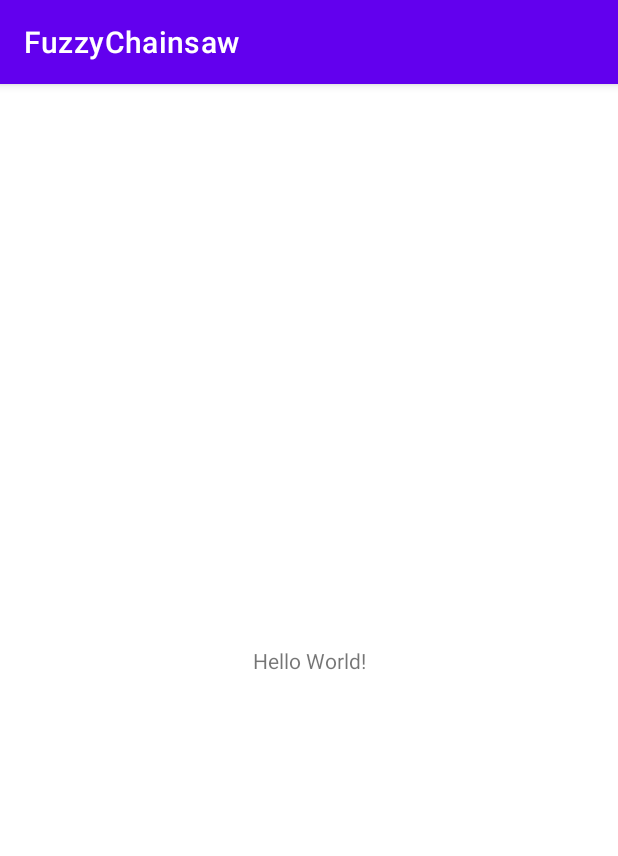
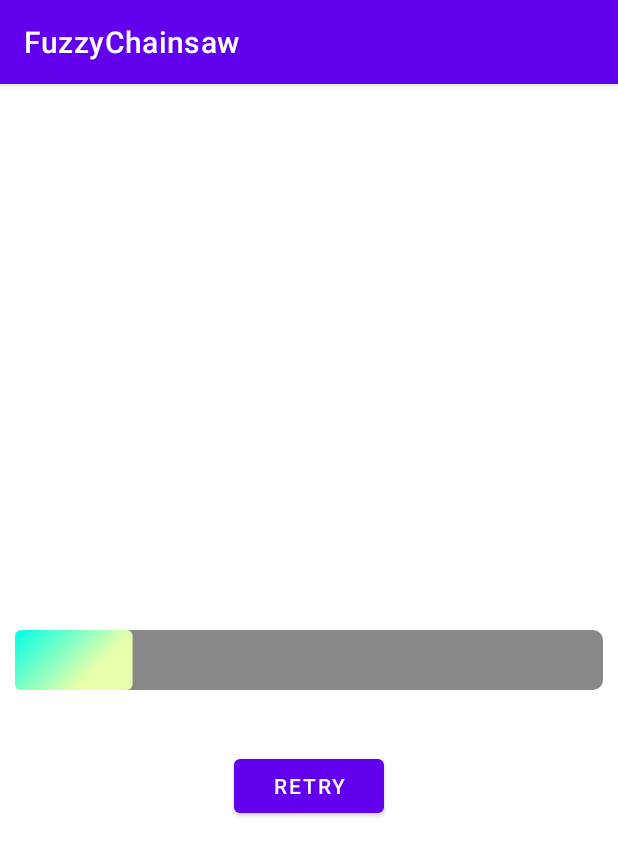
Before and after one commit to skywish/FuzzyChainsaw, an Android app: the screen it shows after launch (MainActivity), on a phone screen of 412 x 824 dp. Shown: the top 856 px of the screen. Run offline under Robolectric (Android 15) with nearby library versions, the phone set to English and light mode, and no system bars.

Commit message:
implement colorful processbar

```diff
--- a/app/build.gradle
+++ b/app/build.gradle
@@ -39,6 +39,8 @@ dependencies {
     implementation 'androidx.appcompat:appcompat:1.1.0'
     implementation 'com.google.android.material:material:1.1.0'
     implementation 'androidx.constraintlayout:constraintlayout:1.1.3'
+    implementation 'org.jetbrains.kotlinx:kotlinx-coroutines-core:1.4.0'
+
     testImplementation 'junit:junit:4.+'
     androidTestImplementation 'androidx.test.ext:junit:1.1.1'
     androidTestImplementation 'androidx.test.espresso:espresso-core:3.2.0'
--- a/app/src/main/java/com/example/fuzzychainsaw/MainActivity.kt
+++ b/app/src/main/java/com/example/fuzzychainsaw/MainActivity.kt
@@ -1,11 +1,44 @@
 package com.example.fuzzychainsaw
 
+import android.os.Bundle
+import android.widget.Button
 import androidx.appcompat.app.AppCompatActivity
-import android.os.Bundle
+import com.example.fuzzychainsaw.view.MultiColorProcess
+import com.example.fuzzychainsaw.view.ProcessBar
+import kotlinx.coroutines.CoroutineScope
+import kotlinx.coroutines.Dispatchers
+import kotlinx.coroutines.launch
 
 class MainActivity : AppCompatActivity() {
+    private lateinit var processBar: ProcessBar
+    private lateinit var button: Button
     override fun onCreate(savedInstanceState: Bundle?) {
         super.onCreate(savedInstanceState)
         setContentView(R.layout.activity_main)
+        processBar = findViewById(R.id.process)
+        processBar.apply {
+            process = MultiColorProcess(mapOf(
+                    0..19 to intArrayOf(0x8000FFE5.toInt(), 0x80E7FFAA.toInt()),
+                    20..59 to intArrayOf(0xFF00FFE5.toInt(), 0xFFE7FFAA.toInt()),
+                    60..79 to intArrayOf(0xCCFE579B.toInt(), 0xCCF9FF19.toInt()),
+                    80..100 to intArrayOf(0xFFFE579B.toInt(), 0xFFF9FF19.toInt())))
+        }
+        button = findViewById(R.id.button)
+        button.setOnClickListener {
+            mock()
+        }
+        mock()
+    }
+
+    // 模拟网络下载进度条
+    private fun mock() {
+        var percentage = 10
+        CoroutineScope(Dispatchers.IO).launch {
+            while (percentage <= 100) {
+                processBar.percentage = percentage
+                Thread.sleep(500)
+                percentage += 10
+            }
+        }
     }
 }
--- /dev/null
+++ b/app/src/main/java/com/example/fuzzychainsaw/view/IProcess.kt
@@ -0,0 +1,8 @@
+package com.example.fuzzychainsaw.view
+
+import android.graphics.Canvas
+
+interface IProcess {
+    fun draw(canvas: Canvas?, processBar: ProcessBar)
+    fun updateProcess(old: Int, new: Int) {}
+}
--- /dev/null
+++ b/app/src/main/java/com/example/fuzzychainsaw/view/MultiColorProcess.kt
@@ -0,0 +1,32 @@
+package com.example.fuzzychainsaw.view
+
+import android.graphics.*
+
+class MultiColorProcess(private val colorMap: Map<IntRange, IntArray>) : IProcess {
+    private var rectF = RectF()
+    private var paint = Paint(Paint.ANTI_ALIAS_FLAG).apply {
+        style = Paint.Style.FILL
+    }
+    private var curColorArray: IntArray = intArrayOf(Color.RED)
+
+    override fun draw(canvas: Canvas?, processBar: ProcessBar) {
+        rectF.apply {
+            left = processBar.padding
+            right = processBar.width * processBar.percentage / 100f - processBar.padding
+            top = processBar.padding
+            bottom = processBar.height - processBar.padding
+        }
+        canvas?.drawRoundRect(rectF, processBar.processRound, processBar.processRound, paint)
+    }
+
+    override fun updateProcess(old: Int, new: Int) {
+        for ((key, value) in colorMap) {
+            if (new in key) {
+                curColorArray = value
+                paint.shader = LinearGradient(rectF.left, rectF.top, rectF.right, rectF.bottom, curColorArray,
+                        null, Shader.TileMode.CLAMP)
+                return
+            }
+        }
+    }
+}
--- /dev/null
+++ b/app/src/main/java/com/example/fuzzychainsaw/view/ProcessBar.kt
@@ -0,0 +1,35 @@
+package com.example.fuzzychainsaw.view
+
+import android.content.Context
+import android.graphics.Canvas
+import android.graphics.Color
+import android.graphics.Paint
+import android.util.AttributeSet
+import android.view.View
+import kotlin.properties.Delegates
+
+class ProcessBar(context: Context?, attrs: AttributeSet?) : View(context, attrs) {
+
+    var bgColor: Int = Color.GRAY
+        set(value) {
+            field = value
+            paint.color = bgColor
+        }
+    var padding: Float = 0f
+    var process: IProcess? = null
+    var percentage: Int by Delegates.observable(0) { _, old, new ->
+        process?.updateProcess(old, new)
+        postInvalidate()
+    }
+    var round: Float = 10f
+    var processRound: Float = 6f
+    var paint: Paint = Paint(Paint.ANTI_ALIAS_FLAG).apply {
+        color = bgColor
+        style = Paint.Style.FILL
+    }
+
+    override fun onDraw(canvas: Canvas?) {
+        canvas?.drawRoundRect(0f, 0f, width.toFloat(), height.toFloat(), round, round, paint)
+        process?.draw(canvas, this)
+    }
+}
--- a/app/src/main/res/layout/activity_main.xml
+++ b/app/src/main/res/layout/activity_main.xml
@@ -6,13 +6,25 @@
     android:layout_height="match_parent"
     tools:context=".MainActivity">
 
-    <TextView
-        android:layout_width="wrap_content"
-        android:layout_height="wrap_content"
-        android:text="Hello World!"
+    <com.example.fuzzychainsaw.view.ProcessBar
+        android:id="@+id/process"
+        android:layout_width="match_parent"
+        android:layout_height="40dp"
+        android:layout_marginStart="10dp"
+        android:layout_marginEnd="10dp"
         app:layout_constraintBottom_toBottomOf="parent"
         app:layout_constraintLeft_toLeftOf="parent"
         app:layout_constraintRight_toRightOf="parent"
         app:layout_constraintTop_toTopOf="parent" />
 
+    <Button
+        android:id="@+id/button"
+        android:layout_width="100dp"
+        android:layout_height="wrap_content"
+        android:layout_marginTop="40dp"
+        android:text="Retry"
+        app:layout_constraintLeft_toLeftOf="parent"
+        app:layout_constraintRight_toRightOf="parent"
+        app:layout_constraintTop_toBottomOf="@id/process" />
+
 </androidx.constraintlayout.widget.ConstraintLayout>
```
Also changed, not shown: gradle/wrapper/gradle-wrapper.properties, 1 other file.
